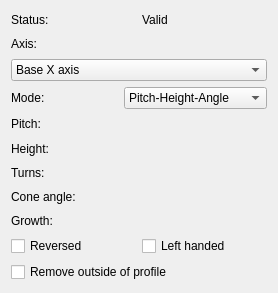
First picture: the form in src/Mod/PartDesign/Gui/TaskHelixParameters.ui, repository wavexx/FreeCAD, before the edit.
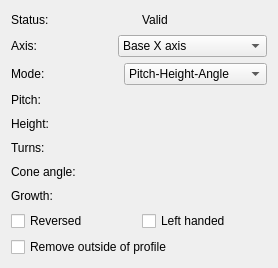
Second picture: the form after the edit. Custom widgets are drawn as their Qt base class.

What changed in the file:
```diff
--- a/src/Mod/PartDesign/Gui/TaskHelixParameters.ui
+++ b/src/Mod/PartDesign/Gui/TaskHelixParameters.ui
@@ -7,7 +7,7 @@
     <x>0</x>
     <y>0</y>
     <width>278</width>
-    <height>293</height>
+    <height>268</height>
    </rect>
   </property>
   <property name="windowTitle">
@@ -33,6 +33,8 @@
     </layout>
    </item>
    <item>
+    <layout class="QHBoxLayout" name="horizontalLayout_2">
+     <item>
     <widget class="QLabel" name="labelAxis">
      <property name="text">
       <string>Axis:</string>
@@ -72,6 +74,8 @@
       </property>
      </item>
     </widget>
+     </item>
+    </layout>
    </item>
    <item>
     <layout class="QHBoxLayout" name="horizontalLayoutMode">
```
Lines whose indentation alone changed are shown as unchanged.
